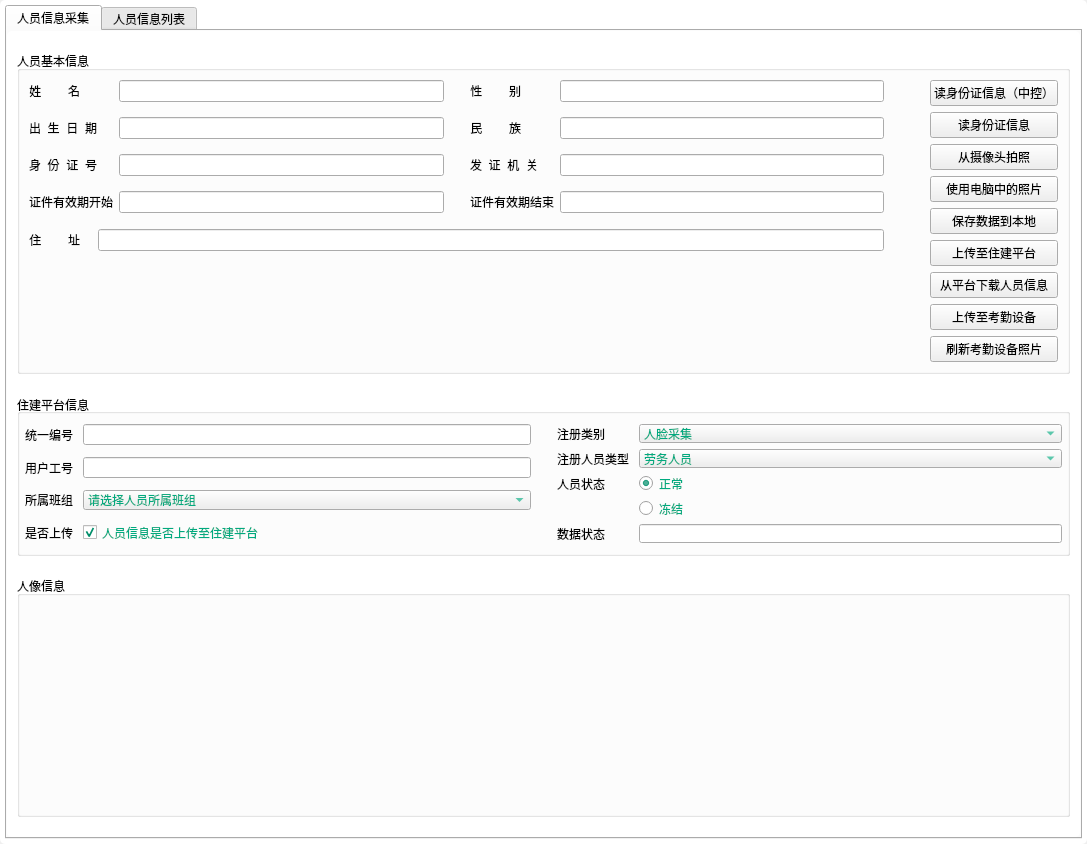
First picture: the form in views/infoCollectionUi.ui, repository jamesandjim/wisdom_site, before the edit.
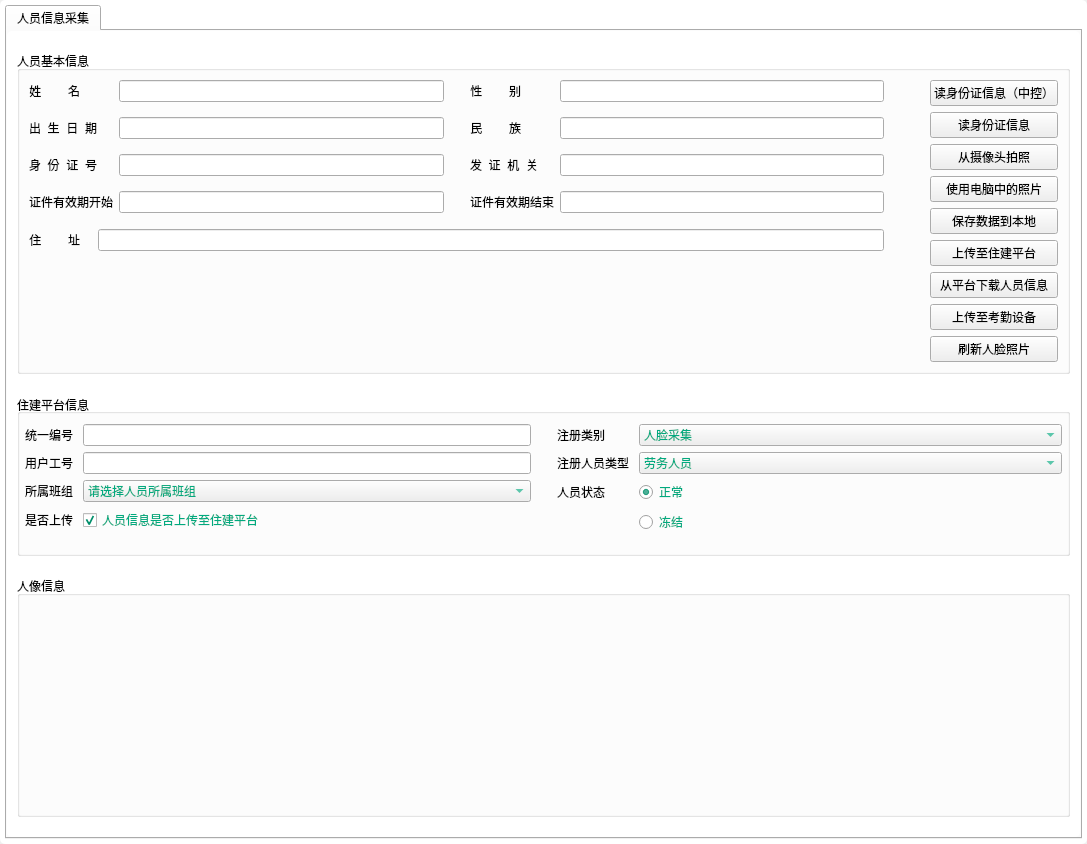
Second picture: the form after the edit.

Patch:
```diff
--- a/views/infoCollectionUi.ui
+++ b/views/infoCollectionUi.ui
@@ -10,7 +10,7 @@
     <x>0</x>
     <y>0</y>
     <width>1087</width>
-    <height>797</height>
+    <height>831</height>
    </rect>
   </property>
   <property name="windowTitle">
@@ -116,6 +116,9 @@
             <property name="title">
              <string>人员基本信息</string>
             </property>
+            <property name="alignment">
+             <set>Qt::AlignLeading|Qt::AlignLeft|Qt::AlignTop</set>
+            </property>
             <layout class="QHBoxLayout" name="horizontalLayout_4">
              <item>
               <layout class="QVBoxLayout" name="verticalLayout_5">
@@ -521,7 +524,7 @@
                <item>
                 <widget class="QPushButton" name="pb_refresh_photo">
                  <property name="text">
-                  <string>刷新考勤设备照片</string>
+                  <string>刷新人脸照片</string>
                  </property>
                 </widget>
                </item>
@@ -562,14 +565,17 @@
              </property>
              <item>
               <layout class="QFormLayout" name="formLayout_2">
+               <property name="labelAlignment">
+                <set>Qt::AlignLeading|Qt::AlignLeft|Qt::AlignTop</set>
+               </property>
                <property name="formAlignment">
-                <set>Qt::AlignLeading|Qt::AlignLeft|Qt::AlignVCenter</set>
+                <set>Qt::AlignLeading|Qt::AlignLeft|Qt::AlignTop</set>
                </property>
                <property name="horizontalSpacing">
                 <number>10</number>
                </property>
                <property name="verticalSpacing">
-                <number>12</number>
+                <number>6</number>
                </property>
                <item row="0" column="0">
                 <widget class="QLabel" name="label">
@@ -580,6 +586,12 @@
                </item>
                <item row="0" column="1">
                 <widget class="QLineEdit" name="le_userID">
+                 <property name="sizePolicy">
+                  <sizepolicy hsizetype="Expanding" vsizetype="Fixed">
+                   <horstretch>0</horstretch>
+                   <verstretch>0</verstretch>
+                  </sizepolicy>
+                 </property>
                  <property name="minimumSize">
                   <size>
                    <width>0</width>
@@ -606,6 +618,12 @@
                </item>
                <item row="1" column="1">
                 <widget class="QLineEdit" name="le_workSN">
+                 <property name="sizePolicy">
+                  <sizepolicy hsizetype="Expanding" vsizetype="Fixed">
+                   <horstretch>0</horstretch>
+                   <verstretch>0</verstretch>
+                  </sizepolicy>
+                 </property>
                  <property name="minimumSize">
                   <size>
                    <width>0</width>
@@ -632,6 +650,12 @@
                </item>
                <item row="2" column="1">
                 <widget class="QComboBox" name="cb_department">
+                 <property name="sizePolicy">
+                  <sizepolicy hsizetype="Expanding" vsizetype="Fixed">
+                   <horstretch>0</horstretch>
+                   <verstretch>0</verstretch>
+                  </sizepolicy>
+                 </property>
                  <property name="minimumSize">
                   <size>
                    <width>0</width>
@@ -666,6 +690,12 @@
                </item>
                <item row="3" column="1">
                 <widget class="QCheckBox" name="checkbox_uploadYN">
+                 <property name="sizePolicy">
+                  <sizepolicy hsizetype="Expanding" vsizetype="Fixed">
+                   <horstretch>0</horstretch>
+                   <verstretch>0</verstretch>
+                  </sizepolicy>
+                 </property>
                  <property name="styleSheet">
                   <string notr="true">color: rgb(0, 170, 127);</string>
                  </property>
@@ -697,8 +727,11 @@
              </item>
              <item>
               <layout class="QFormLayout" name="formLayout_3">
+               <property name="labelAlignment">
+                <set>Qt::AlignLeading|Qt::AlignLeft|Qt::AlignTop</set>
+               </property>
                <property name="formAlignment">
-                <set>Qt::AlignLeading|Qt::AlignLeft|Qt::AlignVCenter</set>
+                <set>Qt::AlignLeading|Qt::AlignLeft|Qt::AlignTop</set>
                </property>
                <property name="horizontalSpacing">
                 <number>10</number>
@@ -712,6 +745,12 @@
                </item>
                <item row="0" column="1">
                 <widget class="QComboBox" name="cb_RegType">
+                 <property name="sizePolicy">
+                  <sizepolicy hsizetype="Expanding" vsizetype="Fixed">
+                   <horstretch>0</horstretch>
+                   <verstretch>0</verstretch>
+                  </sizepolicy>
+                 </property>
                  <property name="minimumSize">
                   <size>
                    <width>0</width>
@@ -758,6 +797,12 @@
                </item>
                <item row="1" column="1">
                 <widget class="QComboBox" name="cb_userType">
+                 <property name="sizePolicy">
+                  <sizepolicy hsizetype="Expanding" vsizetype="Fixed">
+                   <horstretch>0</horstretch>
+                   <verstretch>0</verstretch>
+                  </sizepolicy>
+                 </property>
                  <property name="minimumSize">
                   <size>
                    <width>0</width>
@@ -799,6 +844,12 @@
                </item>
                <item row="2" column="1">
                 <widget class="QRadioButton" name="rb_personStatus1">
+                 <property name="sizePolicy">
+                  <sizepolicy hsizetype="Expanding" vsizetype="Fixed">
+                   <horstretch>0</horstretch>
+                   <verstretch>0</verstretch>
+                  </sizepolicy>
+                 </property>
                  <property name="styleSheet">
                   <string notr="true">color: rgb(0, 170, 127);</string>
                  </property>
@@ -812,6 +863,12 @@
                </item>
                <item row="3" column="1">
                 <widget class="QRadioButton" name="rb_personStatus2">
+                 <property name="sizePolicy">
+                  <sizepolicy hsizetype="Expanding" vsizetype="Fixed">
+                   <horstretch>0</horstretch>
+                   <verstretch>0</verstretch>
+                  </sizepolicy>
+                 </property>
                  <property name="styleSheet">
                   <string notr="true">color: rgb(0, 170, 127);</string>
                  </property>
@@ -820,32 +877,6 @@
                  </property>
                 </widget>
                </item>
-               <item row="4" column="0">
-                <widget class="QLabel" name="label_15">
-                 <property name="text">
-                  <string>数据状态</string>
-                 </property>
-                </widget>
-               </item>
-               <item row="4" column="1">
-                <widget class="QLineEdit" name="le_status">
-                 <property name="minimumSize">
-                  <size>
-                   <width>0</width>
-                   <height>0</height>
-                  </size>
-                 </property>
-                 <property name="maximumSize">
-                  <size>
-                   <width>16777215</width>
-                   <height>16777215</height>
-                  </size>
-                 </property>
-                 <property name="readOnly">
-                  <bool>true</bool>
-                 </property>
-                </widget>
-               </item>
               </layout>
              </item>
             </layout>
@@ -983,46 +1014,6 @@
           </item>
          </layout>
         </widget>
-        <widget class="QWidget" name="tab_2">
-         <property name="styleSheet">
-          <string notr="true">QWidget #tab_2{
-    background-color: rgb(255, 255, 255);
-    border-radius:5px;
-}</string>
-         </property>
-         <attribute name="title">
-          <string>人员信息列表</string>
-         </attribute>
-         <widget class="QTableView" name="tableView">
-          <property name="geometry">
-           <rect>
-            <x>0</x>
-            <y>10</y>
-            <width>811</width>
-            <height>381</height>
-           </rect>
-          </property>
-          <property name="styleSheet">
-           <string notr="true">background-color: rgb(255, 255, 255);</string>
-          </property>
-          <property name="gridStyle">
-           <enum>Qt::DotLine</enum>
-          </property>
-         </widget>
-         <widget class="QPushButton" name="pb_readall">
-          <property name="geometry">
-           <rect>
-            <x>880</x>
-            <y>80</y>
-            <width>91</width>
-            <height>31</height>
-           </rect>
-          </property>
-          <property name="text">
-           <string>获取人员列表</string>
-          </property>
-         </widget>
-        </widget>
        </widget>
       </item>
      </layout>
```
